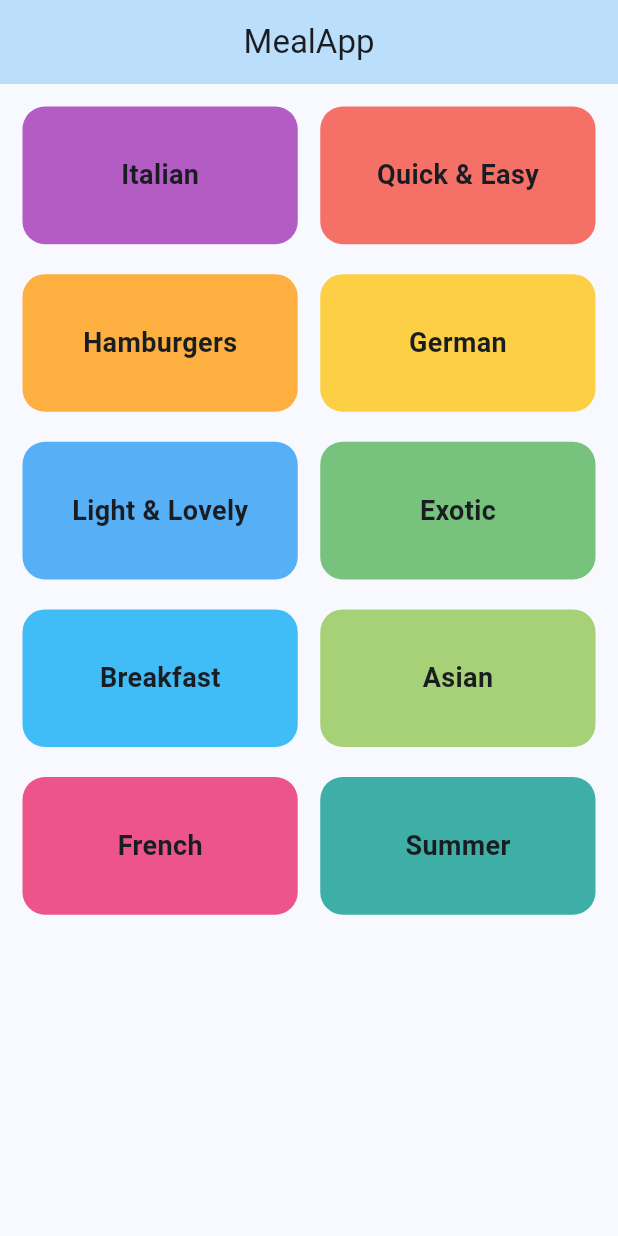
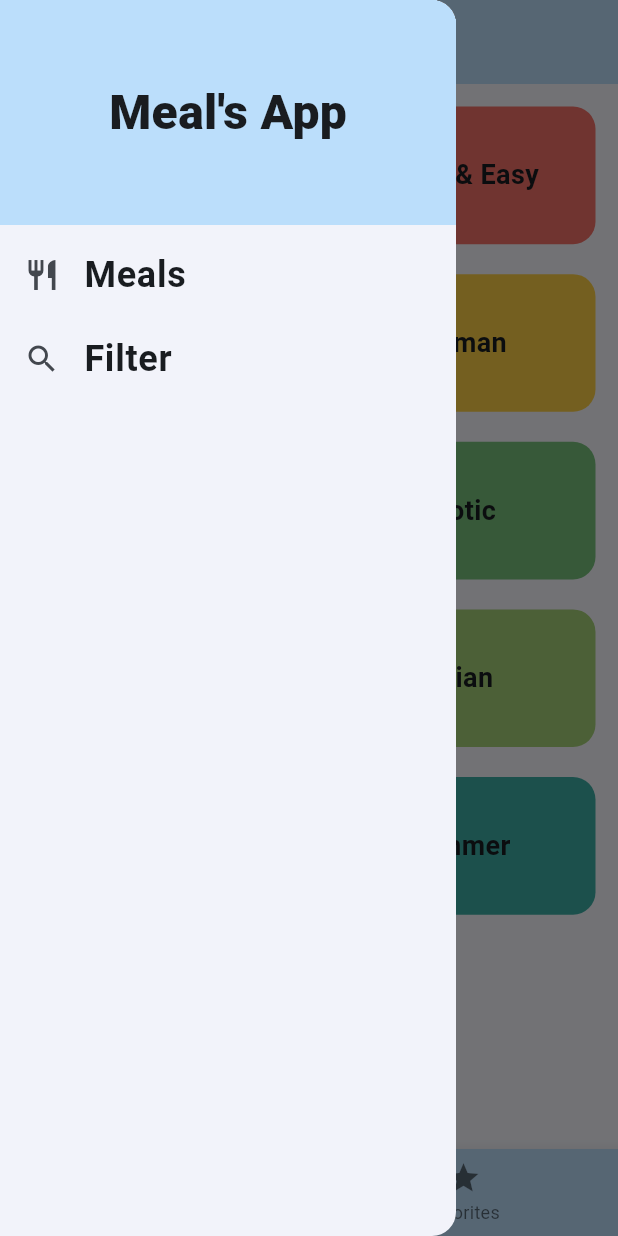
Before and after one commit to mcmikashi/mealApp, a Flutter app: the screen it shows after launch, with the side drawer open (before the commit the screen has no drawer), on a phone screen of 412 x 824 dp. Run offline on Flutter 3.47's test engine with Material 2 defaults, Android fonts, the phone set to English and light mode, and no system bars.

Commit message:
Add filter

```diff
--- a/lib/main.dart
+++ b/lib/main.dart
@@ -1,7 +1,9 @@
 import 'package:flutter/material.dart';
 import 'package:meals_app/screens/category_detail.dart';
 import 'package:meals_app/screens/categories.dart';
+import 'package:meals_app/screens/filter.dart';
 import 'package:meals_app/screens/meal_detail.dart';
+import 'package:meals_app/screens/tabs.dart';
 
 void main() {
   runApp(const MyApp());
@@ -14,7 +16,7 @@ class MyApp extends StatelessWidget {
   @override
   Widget build(BuildContext context) {
     return MaterialApp(
-      title: 'Flutter Demo',
+      title: 'Meals App',
       theme: ThemeData(
         // This is the theme of your application.
         //
@@ -35,9 +37,11 @@ class MyApp extends StatelessWidget {
         useMaterial3: true,
       ),
       routes: {
+        TabsScreen.routeName: (context) => const TabsScreen(),
         CategoriesScreen.routeName: (context) => const CategoriesScreen(),
         CategoryDetails.routeName: (context) => const CategoryDetails(),
-        MealDetails.routeName: (context) => const MealDetails()
+        MealDetails.routeName: (context) => const MealDetails(),
+        FilterScreen.routeName: (context) => const FilterScreen(),
       },
     );
   }
--- a/lib/models/meal.dart
+++ b/lib/models/meal.dart
@@ -16,9 +16,8 @@ class Meal {
   final bool isLactoseFree;
   final bool isVegan;
   final bool isVegetarian;
-
-  Meal(
-      {required this.id,
+  Meal({
+    required this.id,
     required this.categories,
     required this.title,
     required this.imageUrl,
@@ -30,5 +29,6 @@ class Meal {
     required this.isVegan,
     required this.isVegetarian,
     required affordability,
-      required Complexity complexity});
+    required Complexity complexity,
+  });
 }
--- a/lib/screens/categories.dart
+++ b/lib/screens/categories.dart
@@ -4,16 +4,11 @@ import 'package:meals_app/widget/category/category_item.dart';
 
 class CategoriesScreen extends StatelessWidget {
   const CategoriesScreen({super.key});
-  static const routeName = "/";
+  static const routeName = "/categories";
 
   @override
   Widget build(BuildContext context) {
     return Scaffold(
-        appBar: AppBar(
-          centerTitle: true,
-          title: const Text('MealApp'),
-          backgroundColor: Theme.of(context).primaryColorLight,
-        ),
         body: Container(
             padding: const EdgeInsets.all(15),
             child: GridView(
--- /dev/null
+++ b/lib/screens/tabs.dart
@@ -0,0 +1,55 @@
+import 'package:flutter/material.dart';
+import 'package:meals_app/screens/categories.dart';
+import 'package:meals_app/screens/favorite.dart';
+import 'package:meals_app/widget/common/app_bar.dart';
+import 'package:meals_app/widget/common/drawer.dart';
+
+class TabsScreen extends StatefulWidget {
+  const TabsScreen({super.key});
+  static const routeName = "/";
+
+  @override
+  State<TabsScreen> createState() => _TabsScreenState();
+}
+
+class _TabsScreenState extends State<TabsScreen> {
+  int _selectedIndex = 0;
+  static const TextStyle optionStyle =
+      TextStyle(fontSize: 30, fontWeight: FontWeight.bold);
+  static const List<Map<String, dynamic>> _selectedPage = [
+    {'page': CategoriesScreen(), 'title': 'Categories'},
+    {'page': FavoriteScreen(), 'title': 'Favorite'},
+  ];
+
+  void _onNavigateToPage(int index) {
+    setState(() {
+      _selectedIndex = index;
+    });
+  }
+
+  @override
+  Widget build(BuildContext context) {
+    return DefaultTabController(
+        length: 2,
+        child: Scaffold(
+          appBar: DefaultAppBar(
+              title: _selectedPage.elementAt(_selectedIndex)['title']),
+          drawer: const DefaultDrawer(),
+          bottomNavigationBar: BottomNavigationBar(
+            items: const [
+              BottomNavigationBarItem(
+                  icon: Icon(Icons.category), label: 'categories'),
+              BottomNavigationBarItem(
+                  icon: Icon(Icons.star), label: 'favorites')
+            ],
+            currentIndex: _selectedIndex,
+            selectedItemColor: Colors.blue.shade900,
+            backgroundColor: Theme.of(context).primaryColorLight,
+            onTap: _onNavigateToPage,
+          ),
+          body: Center(
+            child: _selectedPage.elementAt(_selectedIndex)['page'],
+          ),
+        ));
+  }
+}
--- /dev/null
+++ b/lib/widget/common/app_bar.dart
@@ -0,0 +1,22 @@
+import 'package:flutter/material.dart';
+
+class DefaultAppBar extends StatelessWidget implements PreferredSizeWidget {
+  const DefaultAppBar({
+    super.key,
+    required this.title,
+  });
+
+  final String title;
+
+  @override
+  Widget build(BuildContext context) {
+    return AppBar(
+      title: Text(title),
+      backgroundColor: Theme.of(context).primaryColorLight,
+      centerTitle: true,
+    );
+  }
+
+  @override
+  Size get preferredSize => const Size.fromHeight(kToolbarHeight);
+}
--- /dev/null
+++ b/lib/widget/common/drawer.dart
@@ -0,0 +1,49 @@
+import 'package:flutter/material.dart';
+import 'package:meals_app/screens/filter.dart';
+import 'package:meals_app/screens/tabs.dart';
+
+class DefaultDrawer extends StatelessWidget {
+  const DefaultDrawer({super.key});
+
+  Widget buildListTitle(String title, IconData icon, Function onTapGoToPage) {
+    return ListTile(
+      leading: Icon(icon, size: 24),
+      title: Text(title,
+          style: const TextStyle(fontSize: 24, fontWeight: FontWeight.bold)),
+      onTap: () => onTapGoToPage(),
+    );
+  }
+
+  @override
+  Widget build(BuildContext context) {
+    return Drawer(
+      child: Column(
+        children: [
+          Container(
+            width: double.infinity,
+            height: 150,
+            color: Theme.of(context).primaryColorLight,
+            child: const Center(
+                child: Text(
+              "Meal's App",
+              style: TextStyle(fontSize: 32, fontWeight: FontWeight.w900),
+            )),
+          ),
+          const SizedBox(
+            height: 5,
+          ),
+          buildListTitle(
+              "Meals",
+              Icons.restaurant,
+              () => Navigator.pushReplacementNamed(
+                  context, TabsScreen.routeName)),
+          buildListTitle(
+              "Filter",
+              Icons.search,
+              () => Navigator.pushReplacementNamed(
+                  context, FilterScreen.routeName))
+        ],
+      ),
+    );
+  }
+}
```
Also changed, not shown: lib/screens/favorite.dart (added, +12 -0 lines), lib/screens/filter.dart (added, +115 -0 lines), lib/screens/meal_detail.dart (+17 -10 lines), lib/widget/meal/meal_item.dart (+19 -10 lines). Lines whose indentation alone changed are shown as unchanged.
